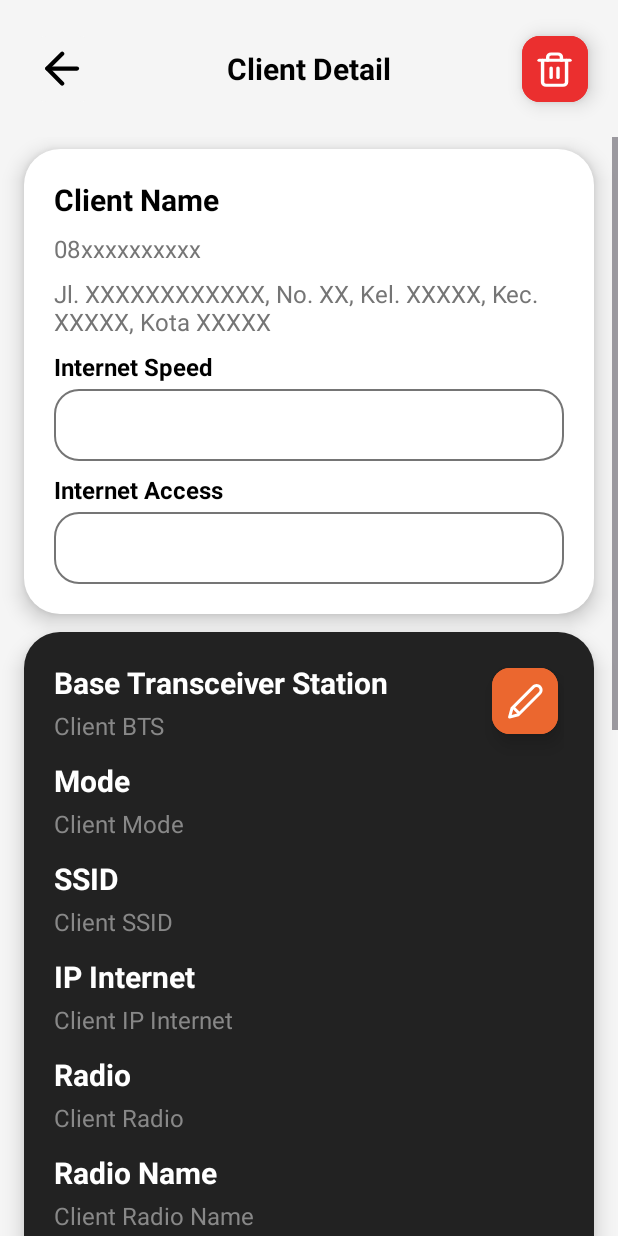
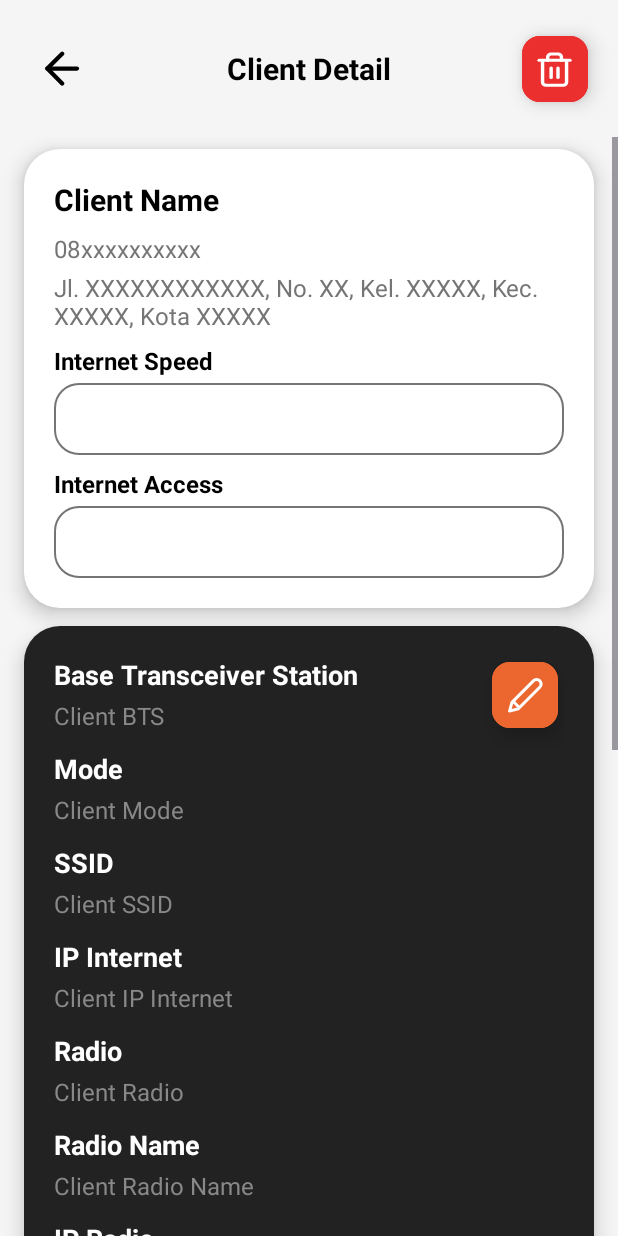
Before and after one commit to davidrvii/Client-Access-Control, an Android app: the ClientDetailActivity screen opened directly, with no data from a screen before it, on a phone screen of 412 x 824 dp. Run offline under Robolectric (Android 15) with nearby library versions, the phone set to English and light mode, and no system bars.

Commit message:
Create Client Detail Request

```diff
--- a/app/src/main/java/com/example/clientaccesscontrol/data/preference/UserRepository.kt
+++ b/app/src/main/java/com/example/clientaccesscontrol/data/preference/UserRepository.kt
@@ -17,6 +17,7 @@ import com.example.clientaccesscontrol.data.response.GetAccessResponse
 import com.example.clientaccesscontrol.data.response.GetAllClientResponse
 import com.example.clientaccesscontrol.data.response.GetBTSResponse
 import com.example.clientaccesscontrol.data.response.GetChannelWidthResponse
+import com.example.clientaccesscontrol.data.response.GetClientDetailResponse
 import com.example.clientaccesscontrol.data.response.GetModeResponse
 import com.example.clientaccesscontrol.data.response.GetPresharedKeyResponse
 import com.example.clientaccesscontrol.data.response.GetRadioResponse
@@ -306,6 +307,19 @@ class UserRepository private constructor(
         }
     }
 
+    suspend fun getClientDetail(
+        token: String,
+        id: Int
+    ): LiveData<Results<GetClientDetailResponse>> = liveData {
+        emit(Results.Loading)
+        try {
+            val response = apiServiceCAC.getClientDetail("Bearer $token", id)
+            emit(Results.Success(response))
+        } catch (e: Exception) {
+            emit(Results.Error(e.message.toString()))
+        }
+    }
+
 //    suspend fun deleteClient(
 //        token: String,
 //        id: Int
--- a/app/src/main/java/com/example/clientaccesscontrol/data/retrofit/ServiceApiCAC.kt
+++ b/app/src/main/java/com/example/clientaccesscontrol/data/retrofit/ServiceApiCAC.kt
@@ -14,6 +14,7 @@ import com.example.clientaccesscontrol.data.response.GetAccessResponse
 import com.example.clientaccesscontrol.data.response.GetAllClientResponse
 import com.example.clientaccesscontrol.data.response.GetBTSResponse
 import com.example.clientaccesscontrol.data.response.GetChannelWidthResponse
+import com.example.clientaccesscontrol.data.response.GetClientDetailResponse
 import com.example.clientaccesscontrol.data.response.GetModeResponse
 import com.example.clientaccesscontrol.data.response.GetPresharedKeyResponse
 import com.example.clientaccesscontrol.data.response.GetRadioResponse
@@ -150,6 +151,12 @@ interface ServiceApiCAC {
         @Header("Authorization") token: String,
     ): GetAllClientResponse
 
+    @GET("client/{id}")
+    suspend fun getClientDetail(
+        @Header("Authorization") token: String,
+        @Path("id") id: Int
+    ): GetClientDetailResponse
+
 //    @DELETE("client/{id}")
 //    suspend fun deleteClient(
 //        @Header("Authorization") token: String,
--- a/app/src/main/java/com/example/clientaccesscontrol/view/ui/clientdetail/ClientDetailVM.kt
+++ b/app/src/main/java/com/example/clientaccesscontrol/view/ui/clientdetail/ClientDetailVM.kt
@@ -6,6 +6,7 @@ import androidx.lifecycle.ViewModel
 import androidx.lifecycle.viewModelScope
 import com.example.clientaccesscontrol.data.preference.UserRepository
 import com.example.clientaccesscontrol.data.response.GetAccessResponse
+import com.example.clientaccesscontrol.data.response.GetClientDetailResponse
 import com.example.clientaccesscontrol.data.response.GetSpeedResponse
 import com.example.clientaccesscontrol.data.result.Results
 import kotlinx.coroutines.launch
@@ -17,6 +18,22 @@ class ClientDetailVM(private val repository: UserRepository) : ViewModel() {
 
     private val _getSpeed = MediatorLiveData<Results<GetSpeedResponse>>()
     val getSpeed: MutableLiveData<Results<GetSpeedResponse>> = _getSpeed
+
+    private val _getClientDetail = MediatorLiveData<Results<GetClientDetailResponse>>()
+    val getClientDetail: MutableLiveData<Results<GetClientDetailResponse>> = _getClientDetail
+
+    fun getClientDetail(id: Int) {
+        viewModelScope.launch {
+            repository.getSession().collect { user ->
+                user.token.let { token ->
+                    val source = repository.getClientDetail(token, id)
+                    _getClientDetail.addSource(source) { result ->
+                        _getClientDetail.value = result
+                    }
+                }
+            }
+        }
+    }
 
     init {
         viewModelScope.launch {
--- a/app/src/main/res/layout/activity_client_detail.xml
+++ b/app/src/main/res/layout/activity_client_detail.xml
@@ -119,7 +119,7 @@
                     android:id="@+id/tvAddress"
                     android:layout_width="match_parent"
                     android:layout_height="wrap_content"
-                    android:layout_marginTop="8dp"
+                    android:layout_marginTop="4dp"
                     android:text="@string/client_address"
                     android:textColor="#757575"
                     android:textSize="16sp"
@@ -213,7 +213,7 @@
                     android:layout_height="wrap_content"
                     android:text="@string/BTS"
                     android:textColor="@color/white"
-                    android:textSize="20sp"
+                    android:textSize="18sp"
                     android:textStyle="bold"
                     app:layout_constraintStart_toStartOf="parent"
                     app:layout_constraintTop_toTopOf="parent" />
@@ -236,7 +236,7 @@
                     android:layout_marginTop="12dp"
                     android:text="@string/mode"
                     android:textColor="@color/white"
-                    android:textSize="20sp"
+                    android:textSize="18sp"
                     android:textStyle="bold"
                     app:layout_constraintStart_toStartOf="@id/tvClientBTS"
                     app:layout_constraintTop_toBottomOf="@id/tvClientBTS" />
@@ -259,7 +259,7 @@
                     android:layout_marginTop="12dp"
                     android:text="@string/ssid"
                     android:textColor="@color/white"
-                    android:textSize="20sp"
+                    android:textSize="18sp"
                     android:textStyle="bold"
                     app:layout_constraintStart_toStartOf="@id/tvClientMode"
                     app:layout_constraintTop_toBottomOf="@id/tvClientMode" />
@@ -282,7 +282,7 @@
                     android:layout_marginTop="12dp"
                     android:text="@string/ip_internet"
                     android:textColor="@color/white"
-                    android:textSize="20sp"
+                    android:textSize="18sp"
                     android:textStyle="bold"
                     app:layout_constraintStart_toStartOf="@id/tvClientSSID"
                     app:layout_constraintTop_toBottomOf="@id/tvClientSSID" />
@@ -305,7 +305,7 @@
                     android:layout_marginTop="12dp"
                     android:text="@string/radio"
                     android:textColor="@color/white"
-                    android:textSize="20sp"
+                    android:textSize="18sp"
                     android:textStyle="bold"
                     app:layout_constraintStart_toStartOf="@id/tvClientIPInternet"
                     app:layout_constraintTop_toBottomOf="@id/tvClientIPInternet" />
@@ -328,7 +328,7 @@
                     android:layout_marginTop="12dp"
                     android:text="@string/radio_name"
                     android:textColor="@color/white"
-                    android:textSize="20sp"
+                    android:textSize="18sp"
                     android:textStyle="bold"
                     app:layout_constraintStart_toStartOf="@id/tvClientRadio"
                     app:layout_constraintTop_toBottomOf="@id/tvClientRadio" />
@@ -351,7 +351,7 @@
                     android:layout_marginTop="12dp"
                     android:text="@string/ip_radio"
                     android:textColor="@color/white"
-                    android:textSize="20sp"
+                    android:textSize="18sp"
                     android:textStyle="bold"
                     app:layout_constraintStart_toStartOf="@id/tvClientRadioName"
                     app:layout_constraintTop_toBottomOf="@id/tvClientRadioName" />
@@ -374,7 +374,7 @@
                     android:layout_marginTop="12dp"
                     android:text="@string/frequency"
                     android:textColor="@color/white"
-                    android:textSize="20sp"
+                    android:textSize="18sp"
                     android:textStyle="bold"
                     app:layout_constraintStart_toStartOf="@id/tvClientIPRadio"
                     app:layout_constraintTop_toBottomOf="@id/tvClientIPRadio" />
@@ -397,7 +397,7 @@
                     android:layout_marginTop="12dp"
                     android:text="@string/channel_width"
                     android:textColor="@color/white"
-                    android:textSize="20sp"
+                    android:textSize="18sp"
                     android:textStyle="bold"
                     app:layout_constraintStart_toStartOf="@id/tvClientFrequency"
                     app:layout_constraintTop_toBottomOf="@id/tvClientFrequency" />
@@ -420,7 +420,7 @@
                     android:layout_marginTop="12dp"
                     android:text="@string/signal"
                     android:textColor="@color/white"
-                    android:textSize="20sp"
+                    android:textSize="18sp"
                     android:textStyle="bold"
                     app:layout_constraintStart_toStartOf="@id/tvClientChannelWidth"
                     app:layout_constraintTop_toBottomOf="@id/tvClientChannelWidth" />
@@ -443,7 +443,7 @@
                     android:layout_marginTop="12dp"
                     android:text="@string/preshared_key"
                     android:textColor="@color/white"
-                    android:textSize="20sp"
+                    android:textSize="18sp"
                     android:textStyle="bold"
                     app:layout_constraintStart_toStartOf="@id/tvClientSignal"
                     app:layout_constraintTop_toBottomOf="@id/tvClientSignal" />
@@ -466,7 +466,7 @@
                     android:layout_marginTop="12dp"
                     android:text="@string/ap_location"
                     android:textColor="@color/white"
-                    android:textSize="20sp"
+                    android:textSize="18sp"
                     android:textStyle="bold"
                     app:layout_constraintStart_toStartOf="@id/tvClientPresharedKey"
                     app:layout_constraintTop_toBottomOf="@id/tvClientPresharedKey" />
@@ -489,7 +489,7 @@
                     android:layout_marginTop="12dp"
                     android:text="@string/wlan_mac_address"
                     android:textColor="@color/white"
-                    android:textSize="20sp"
+                    android:textSize="18sp"
                     android:textStyle="bold"
                     app:layout_constraintStart_toStartOf="@id/tvClientAPLocation"
                     app:layout_constraintTop_toBottomOf="@id/tvClientAPLocation" />
@@ -512,7 +512,7 @@
                     android:layout_marginTop="12dp"
                     android:text="@string/user_password"
                     android:textColor="@color/white"
-                    android:textSize="20sp"
+                    android:textSize="18sp"
                     android:textStyle="bold"
                     app:layout_constraintStart_toStartOf="@id/tvClientWLANMacAddress"
                     app:layout_constraintTop_toBottomOf="@id/tvClientWLANMacAddress" />
@@ -535,7 +535,7 @@
                     android:layout_marginTop="12dp"
                     android:text="@string/comment"
                     android:textColor="@color/white"
-                    android:textSize="20sp"
+                    android:textSize="18sp"
                     android:textStyle="bold"
                     app:layout_constraintStart_toStartOf="@id/tvClientUserPassword"
                     app:layout_constraintTop_toBottomOf="@id/tvClientUserPassword" />
```
Also changed, not shown: app/src/main/java/com/example/clientaccesscontrol/data/response/GetClientDetailResponse.kt (added, +81 -0 lines), app/src/main/java/com/example/clientaccesscontrol/view/ui/clientdetail/ClientDetailActivity.kt (+69 -0 lines).
